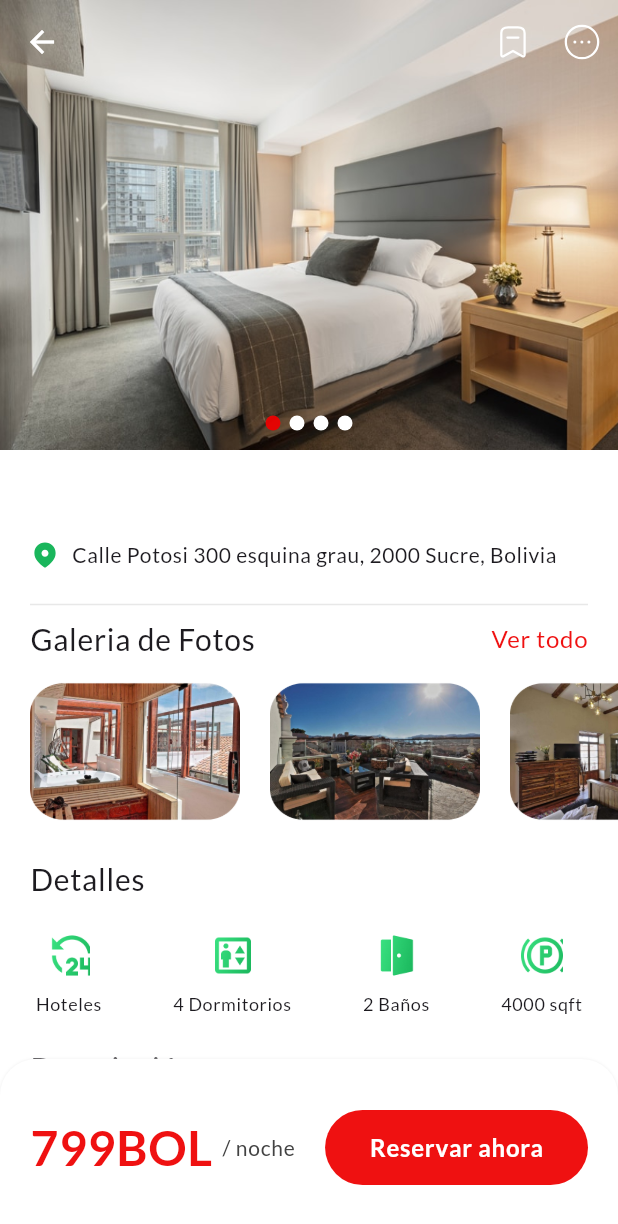
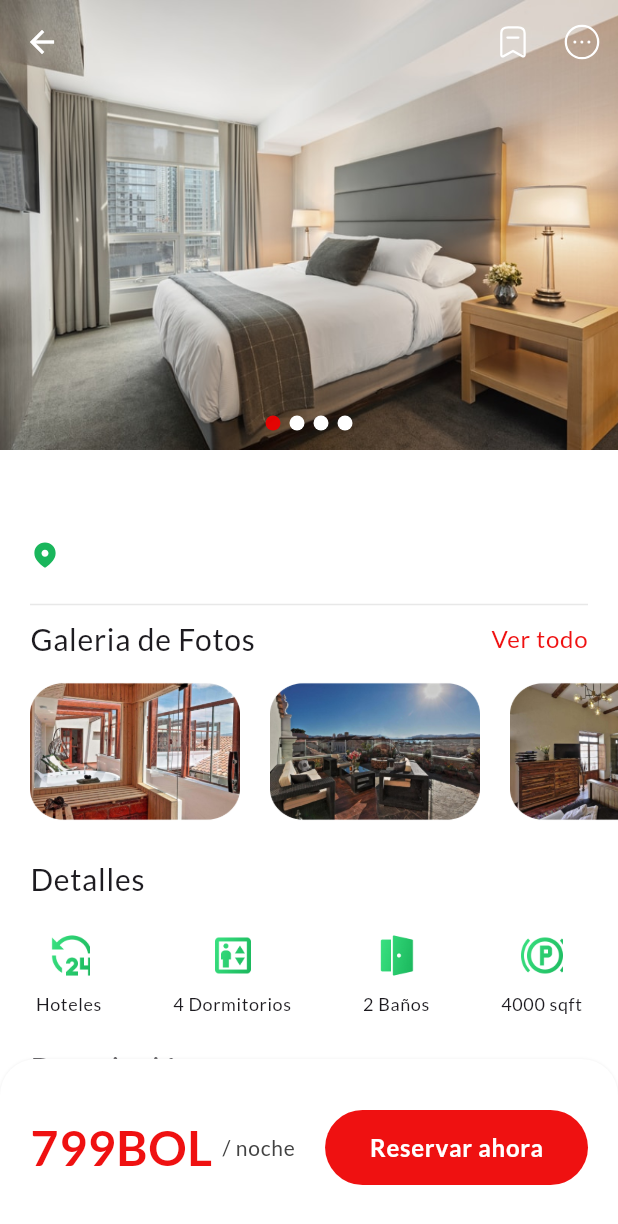
Before and after one commit to RodrigoRosario345/SUCRE-HOTELES, a Flutter app: the HotelDetailScreen screen opened directly with empty values, on a phone screen of 412 x 824 dp. Shown: the top 1224 px of the screen. Run offline on Flutter 3.47's test engine with Material 3 defaults, Android fonts, the light colour scheme and no system bars; our stand-ins replace firebase_auth, firebase_core, firebase_database, flutter_easyloading, flutter_svg, get and 6 more; accounts and stored records are empty; project files that could hold a hidden picture were left out.

Commit message:
refactor: modify the view description

```diff
--- a/Helia-Hotel/lib/view/search/hotel_detail_screen.dart
+++ b/Helia-Hotel/lib/view/search/hotel_detail_screen.dart
@@ -128,6 +128,8 @@ class _HotelDetailScreenState extends State<HotelDetailScreen> {
                       Padding(
                         padding: const EdgeInsets.only(left: 20, right: 20),
                         child: Row(
+                          crossAxisAlignment: CrossAxisAlignment
+                              .start, // Alinea los hijos al inicio del eje transversal
                           children: [
                             SizedBox(
                               height: 20,
@@ -137,12 +139,15 @@ class _HotelDetailScreenState extends State<HotelDetailScreen> {
                               ),
                             ),
                             const SizedBox(width: 8),
-                            Text(
-                              "Calle Potosi 300 esquina grau, 2000 Sucre, Bolivia",
-                              style: Theme.of(context)
-                                  .textTheme
-                                  .bodySmall!
-                                  .copyWith(fontSize: 14),
+                            Flexible(
+                              child: Text(
+                                widget
+                                    .hotel.descripcion, // descripcion del hotel
+                                style: Theme.of(context)
+                                    .textTheme
+                                    .bodySmall!
+                                    .copyWith(fontSize: 14),
+                              ),
                             ),
                           ],
                         ),
```
